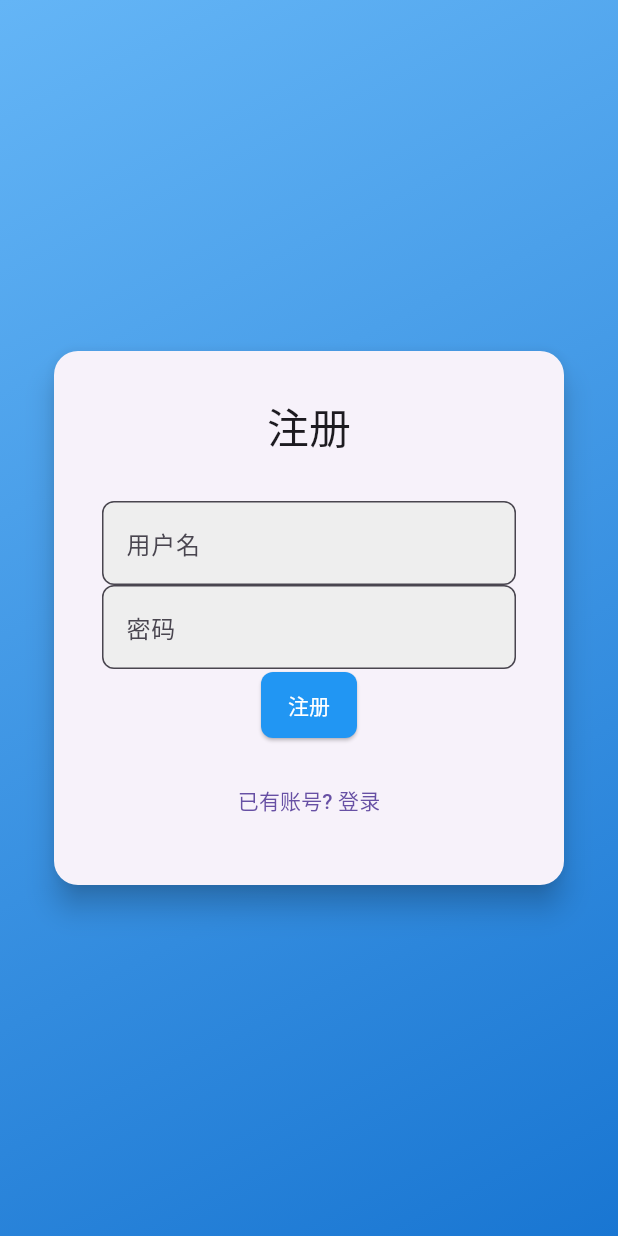
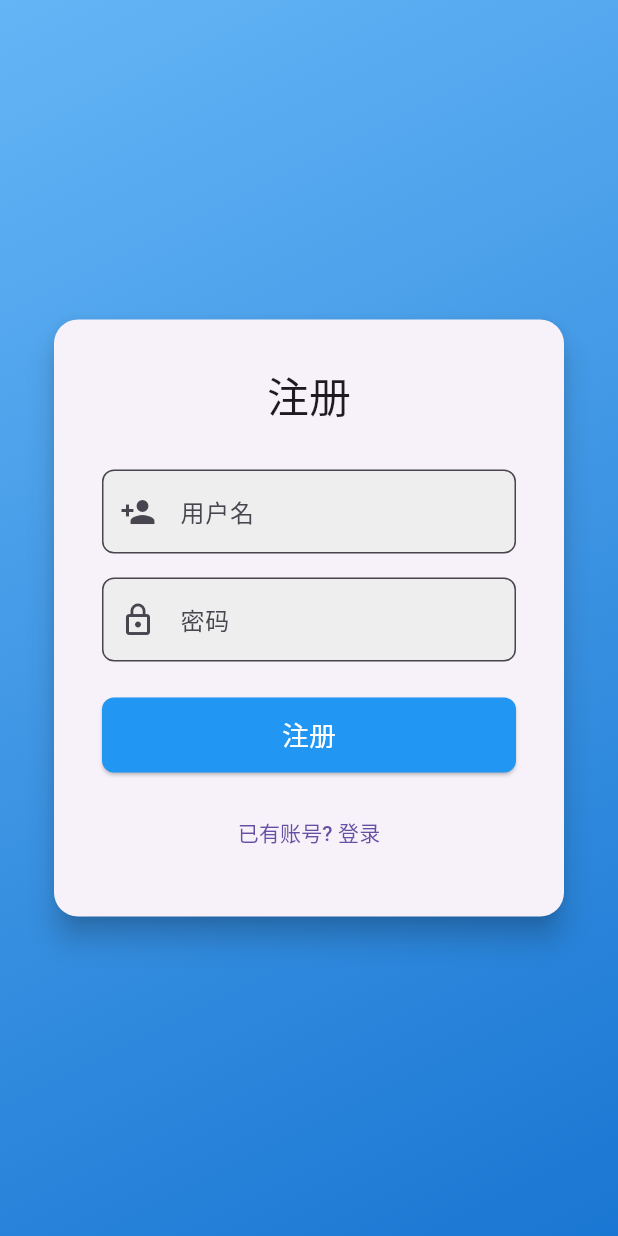
Before and after one commit to HT3301601278/WDY, a Flutter app: the screen it shows after launch, after a tap on "登录", after a tap on "没有账号? 注册", on a phone screen of 412 x 824 dp. Run offline on Flutter 3.47's test engine with Material 3 defaults, Android fonts, the phone set to English and light mode, and no system bars.

Commit message:
更新 register_form.dart

```diff
--- a/lib/widgets/register_form.dart
+++ b/lib/widgets/register_form.dart
@@ -18,10 +18,17 @@ class _RegisterFormState extends State<RegisterForm> {
     return Form(
       key: _formKey,
       child: Column(
+        crossAxisAlignment: CrossAxisAlignment.stretch,
         children: [
           TextFormField(
             controller: _usernameController,
-            decoration: const InputDecoration(labelText: '用户名'),
+            decoration: InputDecoration(
+              labelText: '用户名',
+              prefixIcon: const Icon(Icons.person_add),
+              border: OutlineInputBorder(
+                borderRadius: BorderRadius.circular(8),
+              ),
+            ),
             validator: (value) {
               if (value == null || value.isEmpty) {
                 return '请输入用户名';
@@ -29,17 +36,28 @@ class _RegisterFormState extends State<RegisterForm> {
               return null;
             },
           ),
+          const SizedBox(height: 16),
           TextFormField(
             controller: _passwordController,
-            decoration: const InputDecoration(labelText: '密码'),
+            decoration: InputDecoration(
+              labelText: '密码',
+              prefixIcon: const Icon(Icons.lock_outline),
+              border: OutlineInputBorder(
+                borderRadius: BorderRadius.circular(8),
+              ),
+            ),
             obscureText: true,
             validator: (value) {
               if (value == null || value.isEmpty) {
                 return '请输入密码';
               }
+              if (value.length < 6) {
+                return '密码长度至少为6位';
+              }
               return null;
             },
           ),
+          const SizedBox(height: 24),
           ElevatedButton(
             onPressed: () async {
               if (_formKey.currentState!.validate()) {
@@ -58,7 +76,7 @@ class _RegisterFormState extends State<RegisterForm> {
                 }
               }
             },
-            child: const Text('注册'),
+            child: const Text('注册', style: TextStyle(fontSize: 18)),
           ),
         ],
       ),
```
